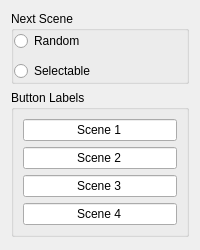
Above: src/Editor/NodeEditor/PathSplitterModelWidget.ui from RemotelyChaotic/JOIPEngine before the change. Below: the same form after it.
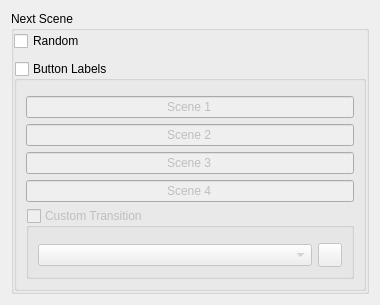
That is the form after the change.

Commit message: Can now configure custom layouts for transition nodes in node editor

Patch:
```diff
--- a/src/Editor/NodeEditor/PathSplitterModelWidget.ui
+++ b/src/Editor/NodeEditor/PathSplitterModelWidget.ui
@@ -6,8 +6,8 @@
    <rect>
     <x>0</x>
     <y>0</y>
-    <width>200</width>
-    <height>250</height>
+    <width>380</width>
+    <height>272</height>
    </rect>
   </property>
   <property name="windowTitle">
@@ -36,28 +36,27 @@
        <number>0</number>
       </property>
       <item>
-       <widget class="QRadioButton" name="pRandomRadio">
+       <widget class="QCheckBox" name="pRandomRadio">
         <property name="text">
          <string>Random</string>
         </property>
        </widget>
       </item>
       <item>
-       <widget class="QRadioButton" name="pSelectionRadio">
-        <property name="text">
-         <string>Selectable</string>
-        </property>
-       </widget>
-      </item>
-     </layout>
-    </widget>
-   </item>
-   <item>
     <widget class="QGroupBox" name="pButtonLabelsGroupBox">
      <property name="title">
       <string>Button Labels</string>
      </property>
+        <property name="checkable">
+         <bool>true</bool>
+        </property>
+        <property name="checked">
+         <bool>false</bool>
+        </property>
      <layout class="QVBoxLayout" name="verticalLayout_3">
+         <property name="topMargin">
+          <number>15</number>
+         </property>
       <item>
        <widget class="QLineEdit" name="pLabel1">
         <property name="text">
@@ -96,6 +95,58 @@
         <property name="alignment">
          <set>Qt::AlignCenter</set>
         </property>
+          </widget>
+         </item>
+         <item>
+          <widget class="QGroupBox" name="pCustomTransitionCheckBox">
+           <property name="title">
+            <string>Custom Transition</string>
+           </property>
+           <property name="checkable">
+            <bool>true</bool>
+           </property>
+           <property name="checked">
+            <bool>false</bool>
+           </property>
+           <layout class="QGridLayout" name="gridLayout">
+            <property name="topMargin">
+             <number>15</number>
+            </property>
+            <item row="0" column="0">
+             <widget class="QComboBox" name="pLayoutComboBox"/>
+            </item>
+            <item row="0" column="1">
+             <widget class="QPushButton" name="AddLayoutFile">
+              <property name="sizePolicy">
+               <sizepolicy hsizetype="Fixed" vsizetype="Fixed">
+                <horstretch>0</horstretch>
+                <verstretch>0</verstretch>
+               </sizepolicy>
+              </property>
+              <property name="minimumSize">
+               <size>
+                <width>24</width>
+                <height>24</height>
+               </size>
+              </property>
+              <property name="maximumSize">
+               <size>
+                <width>24</width>
+                <height>24</height>
+               </size>
+              </property>
+              <property name="toolTip">
+               <string>Add new layout file</string>
+              </property>
+              <property name="text">
+               <string/>
+              </property>
+             </widget>
+            </item>
+           </layout>
+          </widget>
+         </item>
+        </layout>
        </widget>
       </item>
      </layout>
```
Lines whose indentation alone changed are shown as unchanged. The commit also changes 10 other files.
